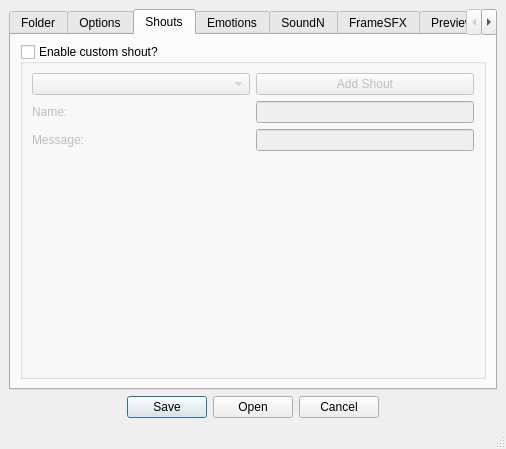
Qt form ao2charmaker.ui (Salanto/AO2-CharIniMaker) before a commit.
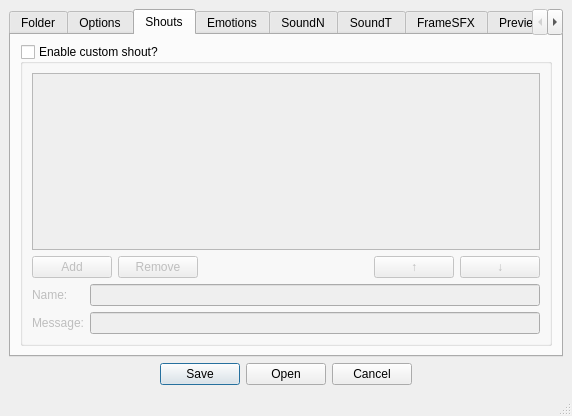
The same form after that commit. The open tabs and pages were chosen to show the change.

Commit message: Work more on UI. Fix deployment folder

```diff
--- a/ao2charmaker.ui
+++ b/ao2charmaker.ui
@@ -6,8 +6,8 @@
    <rect>
     <x>0</x>
     <y>0</y>
-    <width>506</width>
-    <height>449</height>
+    <width>572</width>
+    <height>416</height>
    </rect>
   </property>
   <property name="windowTitle">
@@ -344,62 +344,78 @@
           <property name="checked">
            <bool>false</bool>
           </property>
-          <layout class="QGridLayout" name="gridLayout_2">
-           <item row="1" column="1">
-            <widget class="QLineEdit" name="lineEdit_11"/>
+          <layout class="QVBoxLayout" name="verticalLayout_9">
+           <item>
+            <widget class="QListView" name="listView_2"/>
            </item>
-           <item row="2" column="1">
-            <widget class="QLineEdit" name="lineEdit_12"/>
+           <item>
+            <layout class="QGridLayout" name="gridLayout_2">
+             <item row="0" column="0">
+              <widget class="QPushButton" name="pushButton">
+               <property name="text">
+                <string>Add</string>
+               </property>
+              </widget>
+             </item>
+             <item row="0" column="3">
+              <widget class="QPushButton" name="pushButton_7">
+               <property name="text">
+                <string>↑</string>
+               </property>
+              </widget>
+             </item>
+             <item row="0" column="4">
+              <widget class="QPushButton" name="pushButton_8">
+               <property name="text">
+                <string>↓</string>
+               </property>
+              </widget>
+             </item>
+             <item row="0" column="2">
+              <spacer name="horizontalSpacer_3">
+               <property name="orientation">
+                <enum>Qt::Horizontal</enum>
+               </property>
+               <property name="sizeHint" stdset="0">
+                <size>
+                 <width>40</width>
+                 <height>20</height>
+                </size>
+               </property>
+              </spacer>
+             </item>
+             <item row="0" column="1">
+              <widget class="QPushButton" name="pushButton_6">
+               <property name="text">
+                <string>Remove</string>
+               </property>
+              </widget>
+             </item>
+            </layout>
            </item>
-           <item row="2" column="0">
-            <widget class="QLabel" name="label_17">
-             <property name="text">
-              <string>Message:</string>
-             </property>
-            </widget>
-           </item>
-           <item row="0" column="1">
-            <widget class="QPushButton" name="pushButton">
-             <property name="sizePolicy">
-              <sizepolicy hsizetype="Minimum" vsizetype="Fixed">
-               <horstretch>0</horstretch>
-               <verstretch>0</verstretch>
-              </sizepolicy>
-             </property>
-             <property name="text">
-              <string>Add Shout</string>
-             </property>
-            </widget>
-           </item>
-           <item row="1" column="0">
-            <widget class="QLabel" name="label_16">
-             <property name="text">
-              <string>Name:</string>
-             </property>
-            </widget>
-           </item>
-           <item row="0" column="0">
-            <widget class="QComboBox" name="comboBox_4">
-             <property name="sizePolicy">
-              <sizepolicy hsizetype="Expanding" vsizetype="Fixed">
-               <horstretch>0</horstretch>
-               <verstretch>0</verstretch>
-              </sizepolicy>
-             </property>
-            </widget>
-           </item>
-           <item row="3" column="0">
-            <spacer name="verticalSpacer">
-             <property name="orientation">
-              <enum>Qt::Vertical</enum>
-             </property>
-             <property name="sizeHint" stdset="0">
-              <size>
-               <width>20</width>
-               <height>40</height>
-              </size>
-             </property>
-            </spacer>
+           <item>
+            <layout class="QFormLayout" name="formLayout_3">
+             <item row="0" column="0">
+              <widget class="QLabel" name="label_11">
+               <property name="text">
+                <string>Name:</string>
+               </property>
+              </widget>
+             </item>
+             <item row="0" column="1">
+              <widget class="QLineEdit" name="lineEdit_9"/>
+             </item>
+             <item row="1" column="0">
+              <widget class="QLabel" name="label_16">
+               <property name="text">
+                <string>Message:</string>
+               </property>
+              </widget>
+             </item>
+             <item row="1" column="1">
+              <widget class="QLineEdit" name="lineEdit_10"/>
+             </item>
+            </layout>
            </item>
           </layout>
          </widget>
@@ -412,11 +428,7 @@
        </attribute>
        <layout class="QVBoxLayout" name="verticalLayout_5">
         <item>
-         <widget class="QLabel" name="label_11">
-          <property name="text">
-           <string>Modify emotes :</string>
-          </property>
-         </widget>
+         <widget class="QListView" name="listView"/>
         </item>
         <item>
          <widget class="QComboBox" name="comboBox_3"/>
@@ -546,6 +558,84 @@
        <attribute name="title">
         <string>SoundN</string>
        </attribute>
+       <layout class="QVBoxLayout" name="verticalLayout_10">
+        <item>
+         <widget class="QListView" name="listView_3"/>
+        </item>
+        <item>
+         <layout class="QGridLayout" name="gridLayout_4">
+          <item row="0" column="0">
+           <widget class="QPushButton" name="pushButton_9">
+            <property name="text">
+             <string>Add</string>
+            </property>
+           </widget>
+          </item>
+          <item row="0" column="1">
+           <widget class="QPushButton" name="pushButton_10">
+            <property name="text">
+             <string>Remove</string>
+            </property>
+           </widget>
+          </item>
+         </layout>
+        </item>
+        <item>
+         <layout class="QFormLayout" name="formLayout_4">
+          <item row="0" column="0">
+           <widget class="QLabel" name="label_8">
+            <property name="text">
+             <string>Emote ID:</string>
+            </property>
+           </widget>
+          </item>
+          <item row="0" column="1">
+           <widget class="QSpinBox" name="spinBox">
+            <property name="suffix">
+             <string/>
+            </property>
+            <property name="prefix">
+             <string>Emote </string>
+            </property>
+           </widget>
+          </item>
+          <item row="1" column="0">
+           <widget class="QLabel" name="label_21">
+            <property name="text">
+             <string>SFX Name:</string>
+            </property>
+           </widget>
+          </item>
+          <item row="1" column="1">
+           <widget class="QLineEdit" name="lineEdit_11"/>
+          </item>
+         </layout>
+        </item>
+       </layout>
+      </widget>
+      <widget class="QWidget" name="soundt">
+       <attribute name="title">
+        <string>SoundT</string>
+       </attribute>
+       <layout class="QVBoxLayout" name="verticalLayout_11">
+        <item>
+         <widget class="QListWidget" name="listWidget"/>
+        </item>
+        <item>
+         <layout class="QFormLayout" name="formLayout_5">
+          <item row="0" column="0">
+           <widget class="QLabel" name="label_22">
+            <property name="text">
+             <string>Delay before play:</string>
+            </property>
+           </widget>
+          </item>
+          <item row="0" column="1">
+           <widget class="QSpinBox" name="spinBox_3"/>
+          </item>
+         </layout>
+        </item>
+       </layout>
       </widget>
       <widget class="QWidget" name="framesfx">
        <attribute name="title">
@@ -579,7 +669,21 @@
         <item>
          <layout class="QVBoxLayout" name="verticalLayout_3">
           <item>
-           <widget class="QWidget" name="widget" native="true"/>
+           <widget class="QWidget" name="widget" native="true">
+            <widget class="QLabel" name="label_17">
+             <property name="geometry">
+              <rect>
+               <x>160</x>
+               <y>100</y>
+               <width>141</width>
+               <height>16</height>
+              </rect>
+             </property>
+             <property name="text">
+              <string>Not implemented, lol.</string>
+             </property>
+            </widget>
+           </widget>
           </item>
          </layout>
         </item>
```
Left out of the diff: 97 changed lines with no effect on the pictures. The commit also changes 1 other file.
